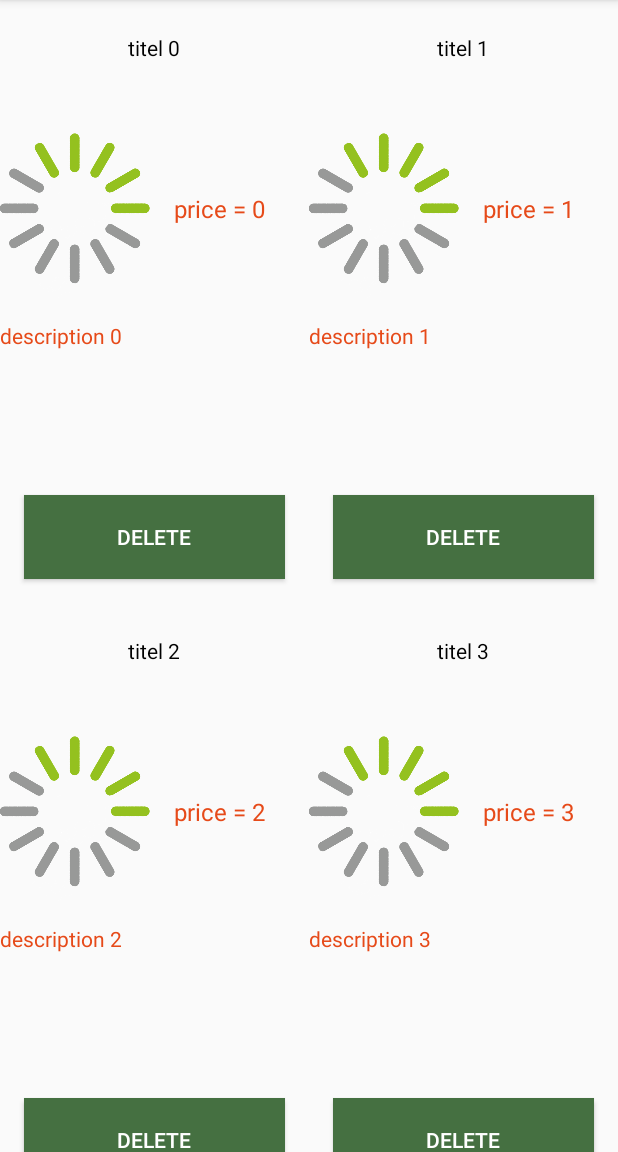
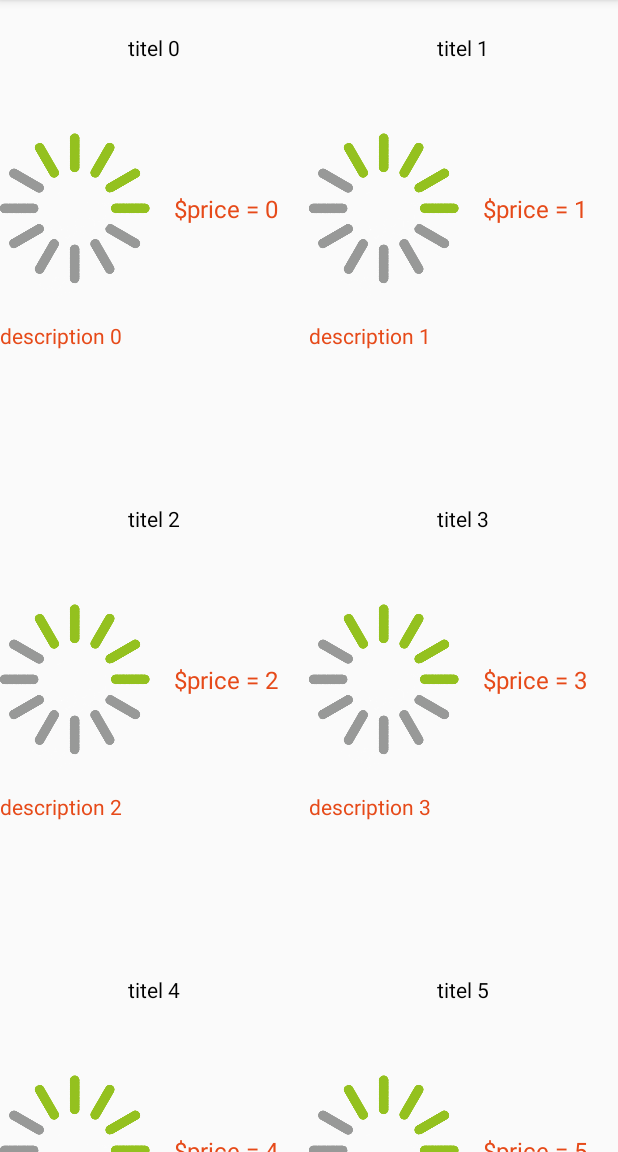
Before and after one commit to PuntusovAleksandr/OnlineShop, an Android app: the fragment SaveFragment shown on its own in the app's theme, on a phone screen of 412 x 824 dp, the part 84-1236 px from its top. Run offline under Robolectric (Android 15) with nearby library versions, the light colour scheme and no system bars; our stand-ins replace Picasso; pictures from the network do not load.

Commit message:
delete button save

```diff
--- a/app/src/main/java/com/aleksandrp/onlineshopping/adapter/RecyclerAdapter.java
+++ b/app/src/main/java/com/aleksandrp/onlineshopping/adapter/RecyclerAdapter.java
@@ -41,16 +41,17 @@ public class RecyclerAdapter extends
     public void onBindViewHolder(ItemViewHolder holder, int position) {
         final ItemProduct mProduct = mProducts.get(position);
 
-        if (mProduct.isSaved()) {
-            holder.save.setText(R.string.delete);
-            holder.save.setBackgroundResource(R.color.green);
-        } else {
-            holder.save.setText(R.string.save);
-            holder.save.setBackgroundResource(R.color.red);
-        }
+//        if (mProduct.isSaved()) {
+//            holder.save.setText(R.string.delete);
+//            holder.save.setBackgroundResource(R.color.green);
+//        } else {
+//            holder.save.setText(R.string.save);
+//            holder.save.setBackgroundResource(R.color.red);
+//        }
+        holder.save.setVisibility(View.GONE);
 
         holder.title.setText(mProduct.getTitle());
-        holder.price.setText(mProduct.getPrice());
+        holder.price.setText("$" + mProduct.getPrice());
         holder.description.setText(mProduct.getDescription());
 
 
--- a/app/src/main/res/layout/item_product.xml
+++ b/app/src/main/res/layout/item_product.xml
@@ -41,7 +41,8 @@
                 android:layout_width="wrap_content"
                 android:layout_height="wrap_content"
                 android:layout_gravity="center"
-                android:layout_margin="@dimen/activity_horizontal_margin"
+                android:layout_marginLeft="@dimen/activity_horizontal_margin"
+                android:layout_marginRight="@dimen/midle_dimention"
                 android:gravity="center"
                 android:text="0"
                 android:textColor="@color/primary_dark"
--- a/app/src/main/res/values/dimens.xml
+++ b/app/src/main/res/values/dimens.xml
@@ -6,4 +6,5 @@
     <dimen name="four">4dp</dimen>
     <dimen name="text_medium">16sp</dimen>
     <dimen name="big_size">20sp</dimen>
+    <dimen name="midle_dimention">8dp</dimen>
 </resources>
```
